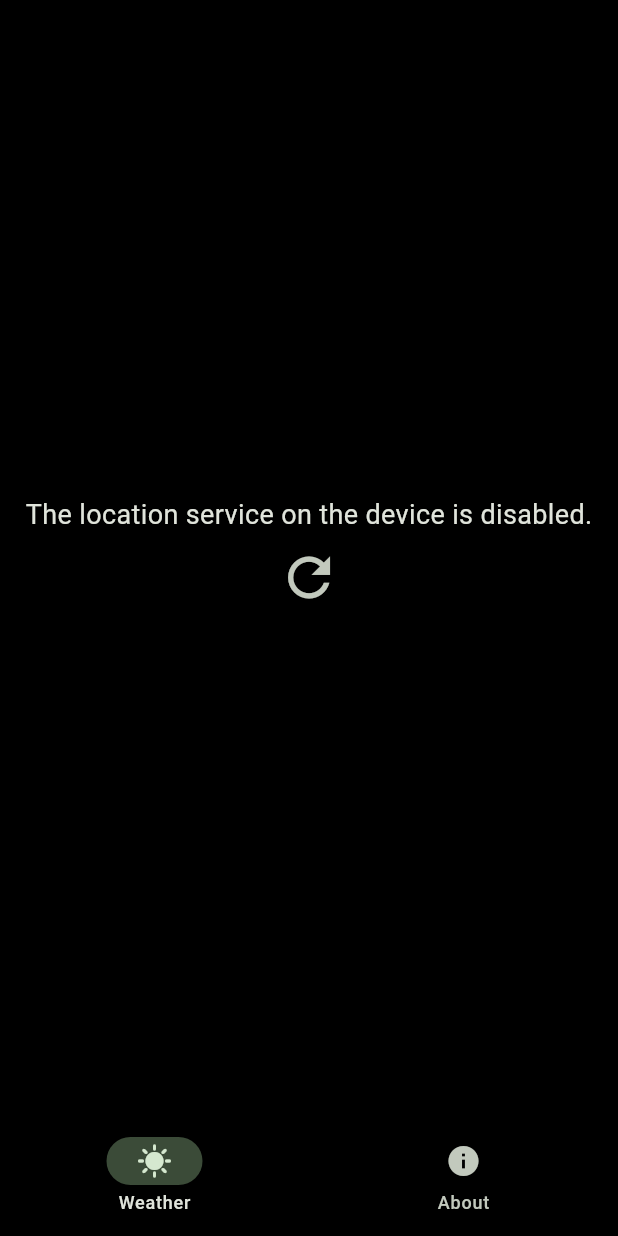
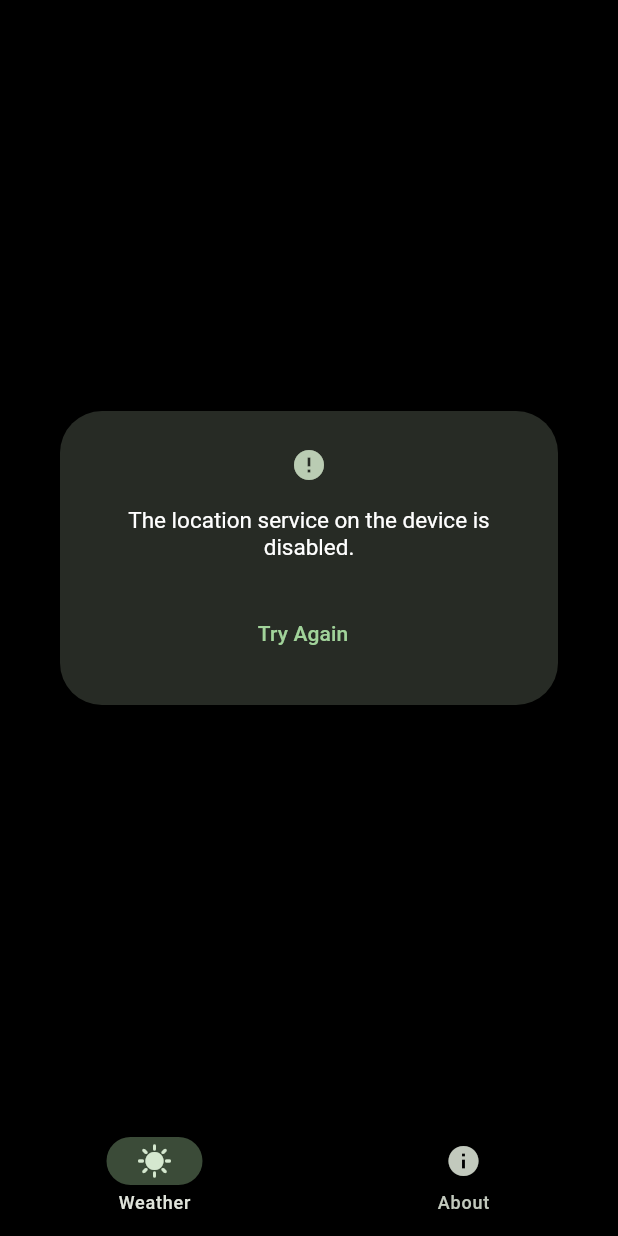
Before and after one commit to LeonEdlund/flutter_weather_app, a Flutter app: the screen it shows after launch, on a phone screen of 412 x 824 dp. Run offline on Flutter 3.47's test engine with Material 3 defaults, Android fonts, the phone set to English and light mode, and no system bars; our stand-ins replace connectivity_plus, fluttericon, geolocator, page_view_dot_indicator, permission_handler.

Commit message:
clean up code and add comments

```diff
--- a/lib/pages/weather/weather_page.dart
+++ b/lib/pages/weather/weather_page.dart
@@ -2,6 +2,7 @@ import 'package:flutter/material.dart';
 import 'package:page_view_dot_indicator/page_view_dot_indicator.dart';
 import 'package:geolocator/geolocator.dart';
 import 'package:connectivity_plus/connectivity_plus.dart';
+import 'package:permission_handler/permission_handler.dart';
 import 'package:weather_app_u3/models/weather_models.dart';
 import 'package:weather_app_u3/pages/weather/current.dart';
 import 'package:weather_app_u3/pages/weather/forecast.dart';
@@ -17,14 +18,16 @@ class WeatherPage extends StatefulWidget {
 }
 
 class _WeatherPageState extends State<WeatherPage> {
+  // Weather data
   CurrentWeather? currentWeather;
   Map? forecast;
-  Background? backgroundColors;
+
+  // useful variables
   bool isLoading = true;
   bool somethingFailed = false;
   String? errorMessage;
 
-  // for page view dots
+  // used for page view dots
   late int selectedPage;
   late final PageController _pageController;
 
@@ -51,7 +54,7 @@ class _WeatherPageState extends State<WeatherPage> {
 
   Future _getWeatherData() async {
     try {
-      // check internat connection
+      // check internet connection
       final List<ConnectivityResult> connectivityResult =
           await (Connectivity().checkConnectivity());
       if (connectivityResult.contains(ConnectivityResult.none)) {
@@ -66,26 +69,17 @@ class _WeatherPageState extends State<WeatherPage> {
         GetWeather().getCurrentWeather(position),
         GetWeather().getForecast(position),
       ]);
-      CurrentWeather currentWeatherData = weatherResults[0];
-      Map forecastData = weatherResults[1];
-
-      // Set app background based on weather
-      Background backgroundColor = setBackground(
-        currentWeatherData.weatherCode,
-        currentWeatherData.sunset,
-        currentWeatherData.sunrise,
-      );
 
       setState(() {
         somethingFailed = false;
         selectedPage = 0;
-        currentWeather = currentWeatherData;
-        forecast = forecastData;
-        backgroundColors = backgroundColor;
+        currentWeather = weatherResults[0];
+        forecast = weatherResults[1];
         isLoading = false;
       });
     } catch (e) {
       setState(() {
+        currentWeather = null;
         errorMessage = e.toString().replaceAll("Exception: ", "");
         somethingFailed = true;
         isLoading = false;
@@ -105,24 +99,7 @@ class _WeatherPageState extends State<WeatherPage> {
             )
           : SafeArea(
               child: somethingFailed
-                  ? Center(
-                      child: Column(
-                        mainAxisAlignment: MainAxisAlignment.center,
-                        children: [
-                          Text(
-                            errorMessage ?? "something failed...",
-                            style: const TextStyle(fontSize: 18),
-                          ),
-                          IconButton(
-                            onPressed: _reloadPage,
-                            icon: const Icon(
-                              Icons.refresh,
-                              size: 42,
-                            ),
-                          )
-                        ],
-                      ),
-                    )
+                  ? _errorPopUp()
                   : Column(
                       children: [
                         _currentLocation(),
@@ -151,13 +128,19 @@ class _WeatherPageState extends State<WeatherPage> {
   }
 
   BoxDecoration _backgroundGradient() {
+    Background backgroundColors = setBackground(
+      currentWeather?.weatherCode,
+      currentWeather?.sunset,
+      currentWeather?.sunrise,
+    );
+
     return BoxDecoration(
       gradient: LinearGradient(
         begin: Alignment.topCenter,
         end: Alignment.bottomCenter,
         colors: [
-          backgroundColors?.topColor ?? Colors.black,
-          backgroundColors?.bottomColor ?? Colors.black
+          backgroundColors.topColor,
+          backgroundColors.bottomColor,
         ],
       ),
     );
@@ -186,4 +169,27 @@ class _WeatherPageState extends State<WeatherPage> {
       ],
     );
   }
+
+  Widget _errorPopUp() {
+    bool locationError = errorMessage == "Location permission is disabled...";
+
+    return AlertDialog(
+      icon: const Icon(Icons.error),
+      content: Text(
+        errorMessage ?? "something went wrong",
+        textAlign: TextAlign.center,
+      ),
+      contentTextStyle: const TextStyle(fontSize: 15),
+      actions: [
+        TextButton(onPressed: _reloadPage, child: const Text("Try Again")),
+        locationError
+            ? const TextButton(
+                onPressed: openAppSettings,
+                child: Text("Open settings"),
+              )
+            : const SizedBox()
+      ],
+      actionsAlignment: MainAxisAlignment.center,
+    );
+  }
 }
--- a/lib/services/set_background.dart
+++ b/lib/services/set_background.dart
@@ -10,23 +10,30 @@ class Background {
   });
 }
 
-Background setBackground(int weatherCode, double sunset, double sunrise) {
+Background setBackground(int? weatherCode, double? sunset, double? sunrise) {
   const Color badWeatherNight = Color.fromARGB(255, 64, 64, 64);
   const Color badWeatherDay = Colors.grey;
   const Color clearSkyNight = Color.fromARGB(255, 0, 49, 71);
   const Color clearSkyDay = Color.fromARGB(255, 2, 141, 205);
   const Color defaultColor = Colors.black;
 
+  if (weatherCode == null || sunset == null || sunrise == null) {
+    return Background(topColor: defaultColor);
+  }
+
   var now = DateTime.now();
   double rightNow = now.hour + (now.minute / 60);
+
   bool isNight = false;
   if (rightNow > sunset || rightNow < sunrise) {
     isNight = true;
   }
 
   if (weatherCode < 800 || weatherCode > 801) {
+    // bad weather
     return Background(topColor: isNight ? badWeatherNight : badWeatherDay);
   } else if (weatherCode == 800 || weatherCode == 801) {
+    // clear sky
     return Background(topColor: isNight ? clearSkyNight : clearSkyDay);
   } else {
     return Background(topColor: defaultColor);
--- a/todo.txt
+++ /dev/null
@@ -1,2 +0,0 @@
-
-3. handle all errors with try, catch blocks
```
Also changed, not shown: lib/pages/about.dart (+9 -15 lines), lib/services/get_weather.dart (+4 -4 lines), lib/utils/format_timestamps.dart (+19 -16 lines).
